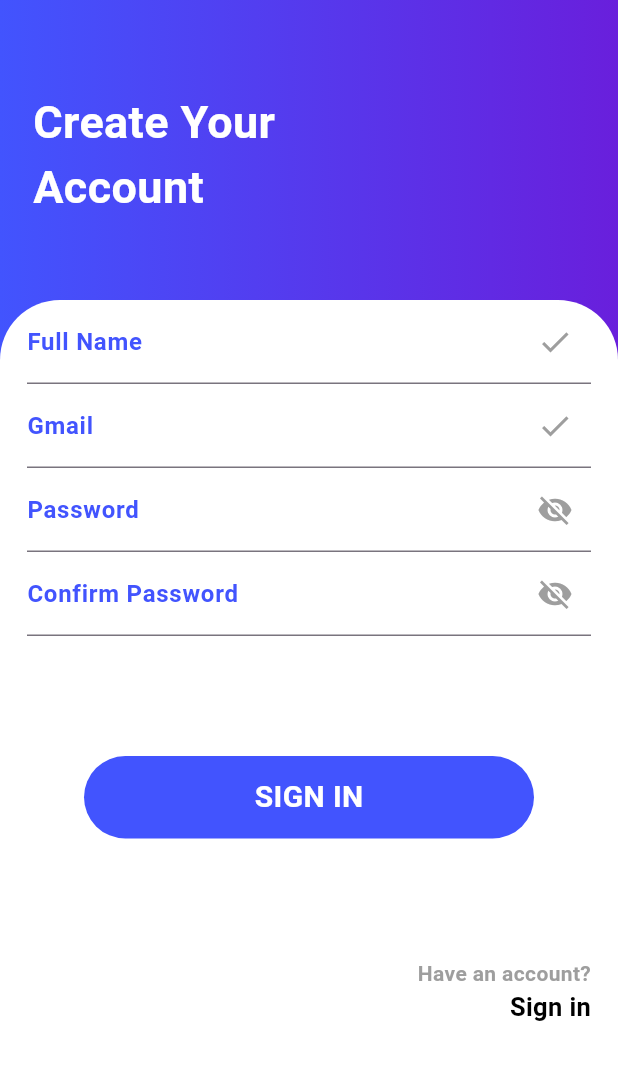
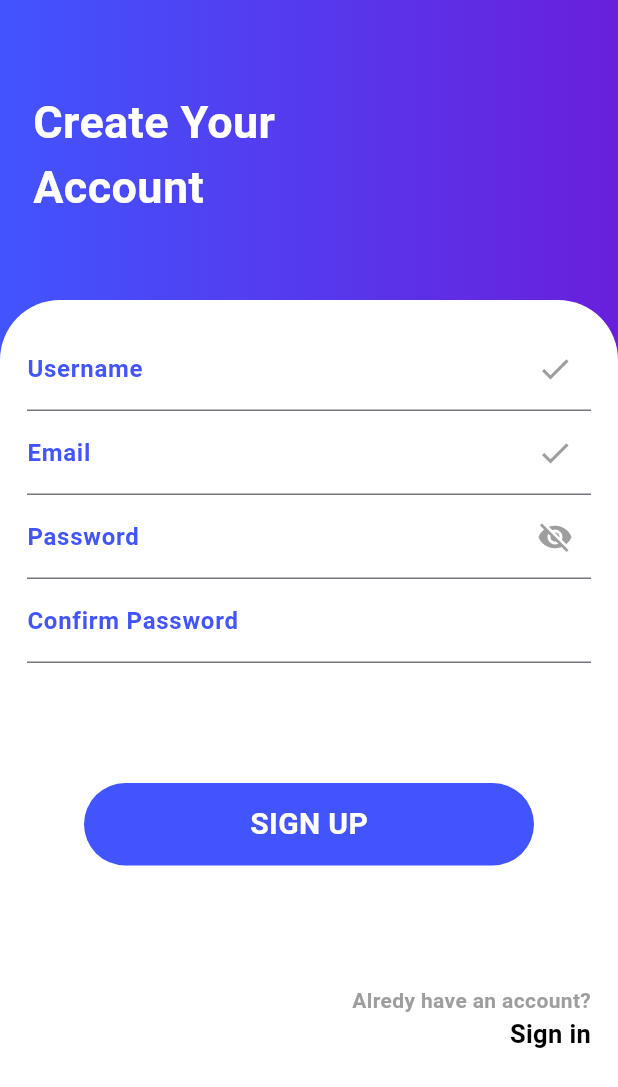
Before and after one commit to kuten2011/Learn-English-with-card, a Flutter app: the loginScreen screen opened directly, after a tap on "Sign up", on a phone screen of 412 x 824 dp. Shown: the top 1087 px of the screen. Run offline on Flutter 3.47's test engine with Material 3 defaults, Android fonts, the phone set to English and light mode, and no system bars; our stand-ins replace firebase_auth, firebase_core; accounts and stored records are empty; network calls fail.

Commit message:
login & regis

```diff
--- a/lib/main.dart
+++ b/lib/main.dart
@@ -21,7 +21,7 @@ class MyApp extends StatelessWidget {
   Widget build(BuildContext context) {
     return MaterialApp(
       title: 'Quizlet App',
-      debugShowCheckedModeBanner: false, // Remove debug banner
+      debugShowCheckedModeBanner: false,
       //home: homepageScreen(),
       routes: {
         '/': (context) => AuthPage(),
--- a/lib/ui/loginScreen.dart
+++ b/lib/ui/loginScreen.dart
@@ -13,6 +13,7 @@ class loginScreen extends StatefulWidget {
 class _loginScreenState extends State<loginScreen> {
   TextEditingController emailController = TextEditingController();
   TextEditingController passwordController = TextEditingController();
+  bool _passwordVisible = false;
 
   @override
   Widget build(BuildContext context) {
@@ -53,7 +54,8 @@ class _loginScreenState extends State<loginScreen> {
                 width: double.infinity,
                 child: SingleChildScrollView(
                   child: Padding(
-                    padding: const EdgeInsets.only(left: 18.0, right: 18),
+                    padding:
+                        const EdgeInsets.only(left: 18.0, right: 18, top: 18),
                     child: Column(
                       mainAxisAlignment: MainAxisAlignment.center,
                       children: [
@@ -74,10 +76,20 @@ class _loginScreenState extends State<loginScreen> {
                         ),
                         TextField(
                           controller: passwordController,
-                          decoration: const InputDecoration(
-                              suffixIcon: Icon(
-                                Icons.visibility_off,
+                          obscureText: !_passwordVisible,
+                          decoration: InputDecoration(
+                            suffixIcon: IconButton(
+                              icon: Icon(
+                                _passwordVisible
+                                    ? Icons.visibility
+                                    : Icons.visibility_off,
                                 color: Colors.grey,
+                              ),
+                              onPressed: () {
+                                setState(() {
+                                  _passwordVisible = !_passwordVisible;
+                                });
+                              },
                             ),
                             label: Text(
                               'Password',
@@ -85,7 +97,8 @@ class _loginScreenState extends State<loginScreen> {
                                 fontWeight: FontWeight.bold,
                                 color: Color(0xFF4254FE),
                               ),
-                              )),
+                            ),
+                          ),
                         ),
                         const SizedBox(
                           height: 20,
@@ -136,7 +149,7 @@ class _loginScreenState extends State<loginScreen> {
                             crossAxisAlignment: CrossAxisAlignment.end,
                             children: [
                               const Text(
-                                "Don't have account?",
+                                "Not a member?",
                                 style: TextStyle(
                                     fontWeight: FontWeight.bold,
                                     color: Colors.grey),
@@ -192,35 +205,24 @@ class _loginScreenState extends State<loginScreen> {
       );
     } on FirebaseAuthException catch (e) {
       Navigator.pop(context);
-      if (e.code == 'user-not-found') {
-        wrongEmailMsg();
-      } else if (e.code == 'wrong-password') {
-        wrongPasswordMsg();
+      if (e.code == 'invalid-credential') {
+        errorMsg('Account does not exist');
+      } else {
+        errorMsg(e.code);
       }
     }
   }
 
-  void wrongEmailMsg() {
-    OverlayEntry overlayEntry = OverlayEntry(
-      builder: (context) => const AlertDialog(
-        title: Text('Incorrect Email'),
+  void errorMsg(String msg) {
+    showDialog(
+      context: context,
+      builder: (context) => AlertDialog(
+        title: Center(child: Text(msg, style: TextStyle(color: Colors.black))),
       ),
     );
-    Overlay.of(context)!.insert(overlayEntry);
-    Future.delayed(Duration(seconds: 2), () {
-      overlayEntry.remove();
-    });
-  }
 
-  void wrongPasswordMsg() {
-    OverlayEntry overlayEntry = OverlayEntry(
-      builder: (context) => const AlertDialog(
-        title: Text('Incorrect Password'),
-      ),
-    );
-    Overlay.of(context)!.insert(overlayEntry);
-    Future.delayed(Duration(seconds: 2), () {
-      overlayEntry.remove();
+    Future.delayed(Duration(seconds: 1), () {
+      Navigator.of(context).pop();
     });
   }
 }
--- a/lib/ui/signupScreen.dart
+++ b/lib/ui/signupScreen.dart
@@ -1,4 +1,7 @@
+import 'package:firebase_auth/firebase_auth.dart';
 import 'package:flutter/material.dart';
+import 'package:midtermm/ui/homepageScreen.dart';
+import 'package:midtermm/ui/loginScreen.dart';
 
 class signupScreen extends StatefulWidget {
   const signupScreen({Key? key}) : super(key: key);
@@ -8,6 +11,11 @@ class signupScreen extends StatefulWidget {
 }
 
 class _signupScreenState extends State<signupScreen> {
+  TextEditingController emailController = TextEditingController();
+  TextEditingController passwordController = TextEditingController();
+  TextEditingController confirmpasswordController = TextEditingController();
+  bool _passwordVisible = false;
+
   @override
   Widget build(BuildContext context) {
     return SafeArea(
@@ -48,7 +56,8 @@ class _signupScreenState extends State<signupScreen> {
                 width: double.infinity,
                 child: SingleChildScrollView(
                   child: Padding(
-                    padding: const EdgeInsets.only(left: 18.0, right: 18),
+                    padding:
+                        const EdgeInsets.only(left: 18.0, right: 18, top: 18),
                     child: Column(
                       mainAxisAlignment: MainAxisAlignment.center,
                       children: [
@@ -59,34 +68,46 @@ class _signupScreenState extends State<signupScreen> {
                                 color: Colors.grey,
                               ),
                               label: Text(
-                                'Full Name',
+                                'Username',
                                 style: TextStyle(
                                   fontWeight: FontWeight.bold,
                                   color: Color(0xFF4254FE),
                                 ),
                               )),
                         ),
-                        const TextField(
-                          decoration: InputDecoration(
+                        TextField(
+                          controller: emailController,
+                          decoration: const InputDecoration(
                               suffixIcon: Icon(
                                 Icons.check,
                                 color: Colors.grey,
                               ),
                               label: Text(
-                                'Gmail',
+                                'Email',
                                 style: TextStyle(
                                   fontWeight: FontWeight.bold,
                                   color: Color(0xFF4254FE),
                                 ),
                               )),
                         ),
-                        const TextField(
+                        TextField(
+                          controller: passwordController,
+                          obscureText: !_passwordVisible,
                           decoration: InputDecoration(
-                              suffixIcon: Icon(
-                                Icons.visibility_off,
+                              suffixIcon: IconButton(
+                                icon: Icon(
+                                  _passwordVisible
+                                      ? Icons.visibility
+                                      : Icons.visibility_off,
                                   color: Colors.grey,
                                 ),
-                              label: Text(
+                                onPressed: () {
+                                  setState(() {
+                                    _passwordVisible = !_passwordVisible;
+                                  });
+                                },
+                              ),
+                              label: const Text(
                                 'Password',
                                 style: TextStyle(
                                   fontWeight: FontWeight.bold,
@@ -94,12 +115,23 @@ class _signupScreenState extends State<signupScreen> {
                                 ),
                               )),
                         ),
-                        const TextField(
-                          decoration: InputDecoration(
-                              suffixIcon: Icon(
-                                Icons.visibility_off,
-                                color: Colors.grey,
-                              ),
+                        TextField(
+                          controller: confirmpasswordController,
+                          obscureText: !_passwordVisible,
+                          decoration: const InputDecoration(
+                              // suffixIcon: IconButton(
+                              //   icon: Icon(
+                              //     _passwordVisible
+                              //         ? Icons.visibility
+                              //         : Icons.visibility_off,
+                              //     color: Colors.grey,
+                              //   ),
+                              //   onPressed: () {
+                              //     setState(() {
+                              //       _passwordVisible = !_passwordVisible;
+                              //     });
+                              //   },
+                              // ),
                               label: Text(
                                 'Confirm Password',
                                 style: TextStyle(
@@ -114,7 +146,11 @@ class _signupScreenState extends State<signupScreen> {
                         const SizedBox(
                           height: 70,
                         ),
-                        Container(
+                        GestureDetector(
+                          onTap: () {
+                            signUp();
+                          },
+                          child: Container(
                             height: 55,
                             width: 300,
                             decoration: BoxDecoration(
@@ -123,7 +159,7 @@ class _signupScreenState extends State<signupScreen> {
                             ),
                             child: const Center(
                               child: Text(
-                              'SIGN IN',
+                                'SIGN UP',
                                 style: TextStyle(
                                     fontWeight: FontWeight.bold,
                                     fontSize: 20,
@@ -131,27 +167,37 @@ class _signupScreenState extends State<signupScreen> {
                               ),
                             ),
                           ),
+                        ),
                         const SizedBox(
                           height: 80,
                         ),
-                        const Align(
+                        Align(
                           alignment: Alignment.bottomRight,
                           child: Column(
                             mainAxisAlignment: MainAxisAlignment.end,
                             crossAxisAlignment: CrossAxisAlignment.end,
                             children: [
-                              Text(
-                                "Have an account?",
+                              const Text(
+                                "Alredy have an account?",
                                 style: TextStyle(
                                     fontWeight: FontWeight.bold,
                                     color: Colors.grey),
                               ),
-                              Text(
+                              GestureDetector(
+                                onTap: () {
+                                  Navigator.pushAndRemoveUntil(
+                                      context,
+                                      MaterialPageRoute(
+                                          builder: (context) => loginScreen()),
+                                      (route) => false);
+                                },
+                                child: const Text(
                                   "Sign in",
                                   style: TextStyle(
                                       fontWeight: FontWeight.bold,
                                       fontSize: 17,
                                       color: Colors.black),
+                                ),
                               ),
                             ],
                           ),
@@ -167,4 +213,46 @@ class _signupScreenState extends State<signupScreen> {
       ),
     );
   }
+
+  void signUp() async {
+    showDialog(
+      context: context,
+      builder: (context) {
+        return const Center(
+          child: CircularProgressIndicator(),
+        );
+      },
+    );
+
+    try {
+      if (passwordController.text == confirmpasswordController.text) {
+        await FirebaseAuth.instance.createUserWithEmailAndPassword(
+            email: emailController.text, password: passwordController.text);
+        Navigator.pop(context);
+        Navigator.pushReplacement(
+          context,
+          MaterialPageRoute(builder: (context) => homepageScreen()),
+        );
+      } else {
+        Navigator.pop(context);
+        showErrorMsg("Password don't match!");
       }
+    } on FirebaseAuthException catch (e) {
+      Navigator.pop(context);
+      showErrorMsg(e.code);
+    }
+  }
+
+  void showErrorMsg(String msg) {
+    showDialog(
+      context: context,
+      builder: (context) => AlertDialog(
+        title: Center(child: Text(msg, style: TextStyle(color: Colors.black))),
+      ),
+    );
+
+    Future.delayed(Duration(seconds: 1), () {
+      Navigator.of(context).pop();
+    });
+  }
+}
```
Lines whose indentation alone changed are shown as unchanged.
